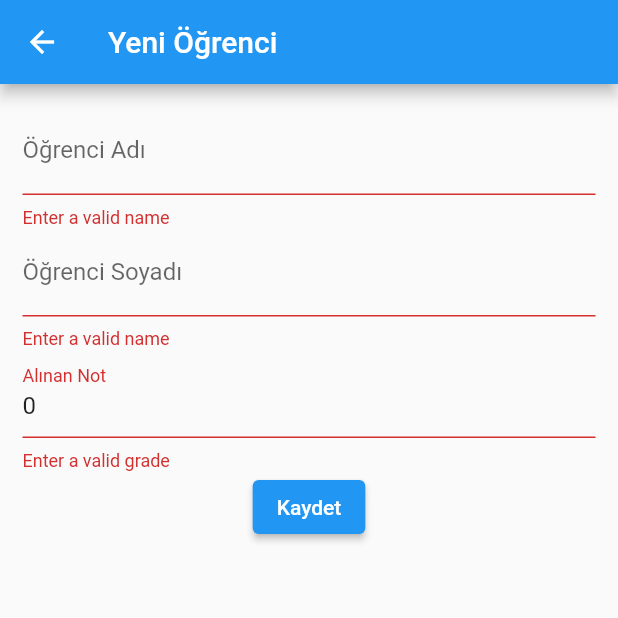
After one commit to icanerdogan/BTKAkademi-Flutter, a Flutter app: the screen it shows after launch, item 2 of the bottom bar chosen, after a tap on "Kaydet", on a phone screen of 412 x 824 dp, the top half of it. The commit adds this screen. Run offline on Flutter 3.47's test engine with Material 2 defaults, Android fonts, the phone set to English and light mode, and no system bars; our stand-ins replace fluttertoast; network calls fail.

Commit message:
temel widget finish

```diff
--- a/lib/models/student.dart
+++ b/lib/models/student.dart
@@ -1,5 +1,5 @@
 class Student{
-  int id;
+  int id = 0;
   String firstName = "";
   String lastName = "";
   int grade = 0;
@@ -7,6 +7,7 @@ class Student{
 
 
   Student.withId(this.id, this.firstName, this.lastName, this.grade);
+  Student.withoutInfo(){}
 
   String get getFirstName{
     return "OGR - " + firstName;
--- /dev/null
+++ b/lib/screens/student_edit.dart
@@ -0,0 +1,118 @@
+import 'package:flutter/material.dart';
+import 'package:temelwidget/models/student.dart';
+import 'package:temelwidget/validation/student_validator.dart';
+
+class StudentEdit extends StatefulWidget {
+  Student selectedStudent = new Student.withoutInfo();
+  StudentEdit(Student selectedStudents){
+    this.selectedStudent = selectedStudent;
+  }
+  @override
+  State<StatefulWidget> createState() {
+    return _StudentAddState(selectedStudent); // Alt çizgi zorunlu değil ancak bu şekilde yazılır!
+  }
+}
+// with : ile sınıfın fonksiyonlarını kullanabiliriz!
+class _StudentAddState extends State with StudentValidationMixin{
+  Student selectedStudent = new Student.withoutInfo();
+
+  _StudentAddState(selectedStudent){
+    this.selectedStudent = selectedStudent;
+  }
+
+  var formKey = GlobalKey<FormState>();
+  // Burası bizim Widget ağacımızı çizeceğimiz yerdir!
+  @override
+  Widget build(BuildContext context) {
+    return Scaffold(
+      appBar: AppBar(
+        title: Text("Yeni Öğrenci"),
+      ),
+      body: Container(
+        margin: const EdgeInsets.only(top:10.0, left: 10.0, right: 10.0),
+        padding: EdgeInsets.all(5.0),
+        child: Form(
+          key: formKey,
+          child: Column(
+            children: <Widget>[
+              buildFirstNameField(),
+              buildLastNameField(),
+              buildGradeField(),
+              buildSubmitButton(),
+            ],
+          ),
+        ),
+      ),
+    );
+  }
+
+  Widget buildFirstNameField() {
+    return TextFormField(
+      initialValue: selectedStudent.firstName.toString(),
+      decoration: InputDecoration(labelText: "Öğrenci Adı", hintText: "Ex: İbrahim Can"),
+      validator: (firstName){
+        if(isNameValid(firstName!.toString())) return null;
+        else return 'Enter a valid name';
+      },
+      onSaved: (String? value){
+        if(value != null){
+          selectedStudent.firstName = value.toString();
+        }
+      },
+    );
+  }
+
+  Widget buildLastNameField() {
+    return TextFormField(
+      initialValue: selectedStudent.lastName.toString(),
+      decoration: InputDecoration(labelText: "Öğrenci Soyadı", hintText: "Ex: Erdoğan"),
+      validator: (lastName){
+        if(isNameValid(lastName!.toString())) return null;
+        else return 'Enter a valid name';
+      },
+      onSaved: (String? value){
+        if(value != null){
+          selectedStudent.lastName = value.toString();
+        }
+      },
+    );
+  }
+
+  Widget buildGradeField() {
+    return TextFormField(
+      initialValue: selectedStudent.grade.toString(),
+      decoration: InputDecoration(labelText: "Alınan Not", hintText: "Ex: 65"),
+      validator: (grade) {
+        if (isGradeValid(grade!.toString())) return null;
+        else return 'Enter a valid grade';
+      },
+      onSaved: (String? value){
+        if(value != null){
+          selectedStudent.grade = int.parse(value.toString());
+        }
+      },
+    );
+  }
+
+  Widget buildSubmitButton() {
+    return ElevatedButton(
+      onPressed: (){
+        //Tüm Doğrulamalardan geçerse
+        if(formKey.currentState!.validate()){
+          // Form içindeki onSaved fonksiyonlarını çalıştırıyoruz!
+          formKey.currentState!.save();
+          saveStudent();
+          // Otomatik Olarak Ana sayfaya geçiş!
+          Navigator.pop(context);
+        }
+      },
+      child: Text("Kaydet"),
+    );
+  }
+
+  void saveStudent() {
+    print(selectedStudent.firstName);
+    print(selectedStudent.lastName);
+    print(selectedStudent.grade.toString());
+  }
+}
--- /dev/null
+++ b/lib/validation/student_validator.dart
@@ -0,0 +1,17 @@
+mixin StudentValidationMixin{ // Dart dilinde Mixin
+
+  bool isGradeValid(String value){
+    var grade = int.parse(value);
+    if(grade <= 0 || grade > 100){
+      return false;
+    }
+    return true;
+  }
+
+  bool isNameValid(String name) {
+    if(name.length<2 || name.length > 50){
+      return false;
+    }
+    return true;
+  }
+}
```
Also changed, not shown: lib/main.dart (+8 -2 lines), lib/screens/student_add.dart (added, +118 -0 lines).
